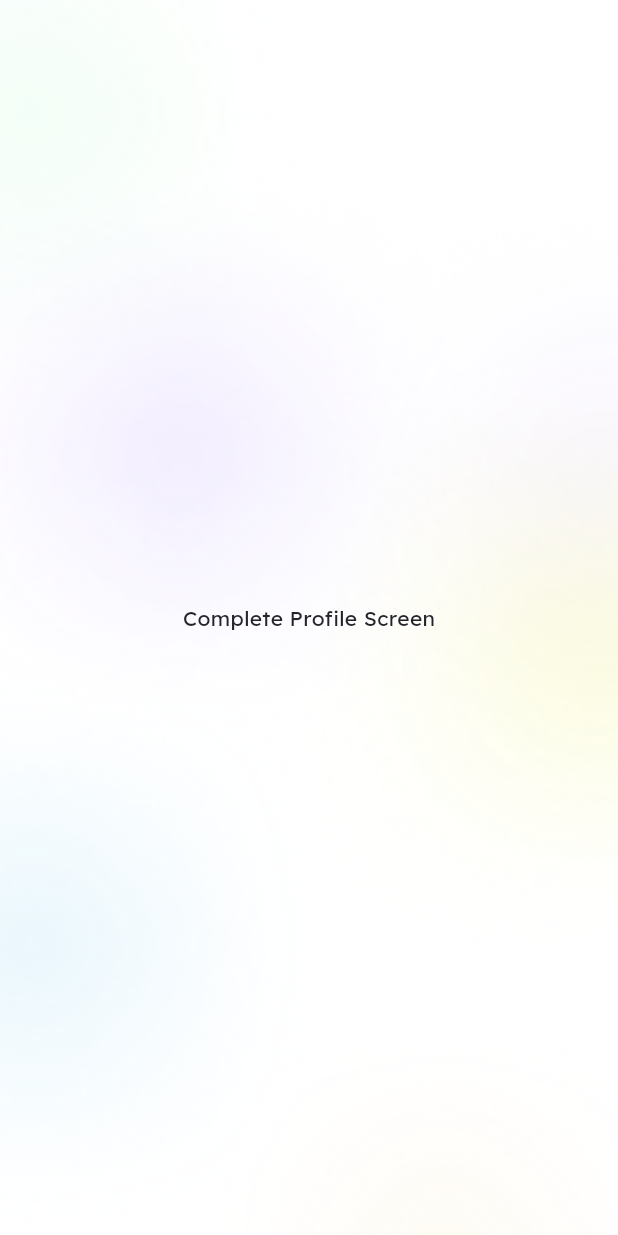
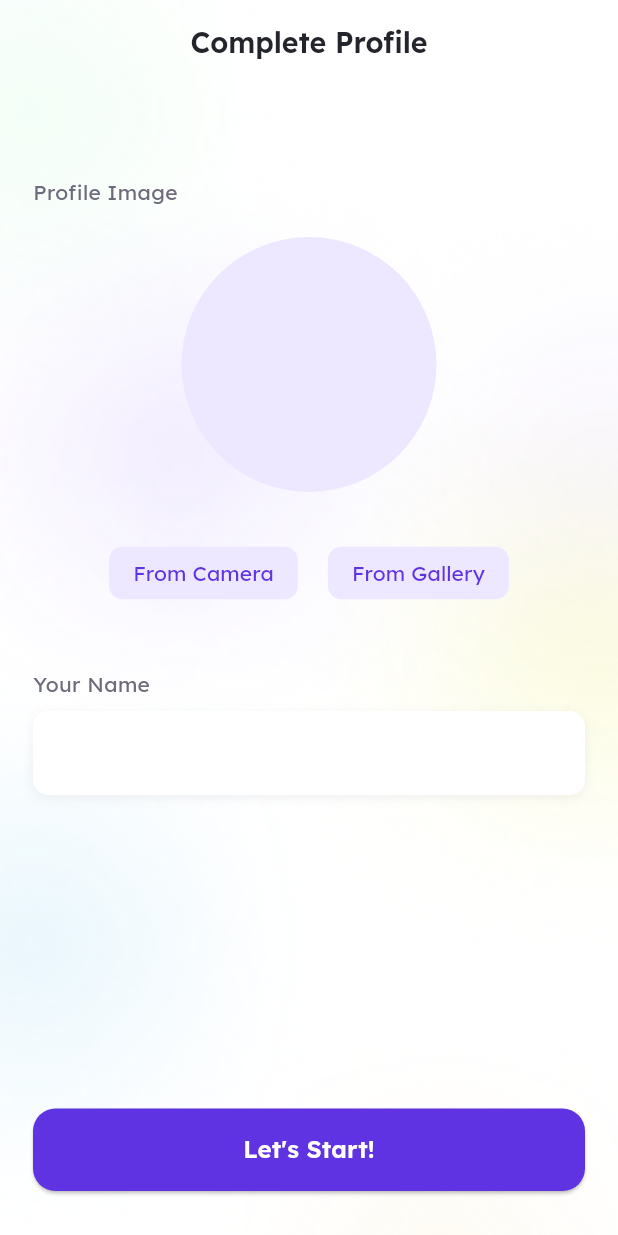
Before and after one commit to sohaib-khalifa/taskati, a Flutter app: the screen it shows after launch, on a phone screen of 412 x 824 dp. Run offline on Flutter 3.47's test engine with Material 3 defaults, Android fonts, the light colour scheme and no system bars; our stand-ins replace flutter_svg, gap, lottie.

Commit message:
feat: create new TabButton widget and implement CompleteProfileScreen
- Created reusable TabButton widget with customizable size, color, and text style
- Implemented CompleteProfileScreen UI including:
  - Profile image section with camera/gallery buttons
  - Name input field using CustomTextFormField
  - Main action button 'Let's Start!'
- Used SingleChildScrollView, Padding, and Gap for responsive spacing
- Added 'gap' package for consistent spacing
- SplashScreen and global background remain intact

```diff
--- /dev/null
+++ b/lib/core/widgets/tab_button.dart
@@ -0,0 +1,44 @@
+import 'package:flutter/material.dart';
+import 'package:taskati/core/styles/colors.dart';
+import 'package:taskati/core/styles/text_styles.dart';
+
+class TabButton extends StatelessWidget {
+  const TabButton({
+    super.key,
+    required this.text,
+    required this.onPressed,
+    this.bgColor = AppColors.accentColor,
+    this.height = 35,
+    this.width = 50,
+    this.textStyle,
+  });
+  final String text;
+  final Function() onPressed;
+  final Color bgColor;
+  final double height;
+  final double width;
+  final TextStyle? textStyle;
+
+  @override
+  Widget build(BuildContext context) {
+    return ElevatedButton(
+      style: ElevatedButton.styleFrom(
+        backgroundColor: bgColor,
+        elevation: 0,
+        padding: const EdgeInsets.symmetric(horizontal: 16),
+        shape: RoundedRectangleBorder(borderRadius: BorderRadius.circular(9)),
+        minimumSize: Size(width, height),
+      ),
+      onPressed: onPressed,
+      child: Text(
+        text,
+        style:
+            textStyle ??
+            TextStyles.caption1.copyWith(
+              color: AppColors.primaryColor,
+              fontWeight: FontWeight.w500,
+            ),
+      ),
+    );
+  }
+}
--- a/lib/features/complete_profile/complete_profile_screen.dart
+++ b/lib/features/complete_profile/complete_profile_screen.dart
@@ -1,4 +1,10 @@
 import 'package:flutter/material.dart';
+import 'package:gap/gap.dart';
+import 'package:taskati/core/styles/colors.dart';
+import 'package:taskati/core/styles/text_styles.dart';
+import 'package:taskati/core/widgets/custom_text_form_field.dart';
+import 'package:taskati/core/widgets/main_button.dart';
+import 'package:taskati/core/widgets/tab_button.dart';
 
 class CompleteProfileScreen extends StatefulWidget {
   const CompleteProfileScreen({super.key});
@@ -10,6 +16,63 @@ class CompleteProfileScreen extends StatefulWidget {
 class _CompleteProfileScreenState extends State<CompleteProfileScreen> {
   @override
   Widget build(BuildContext context) {
-    return Scaffold(body: Center(child: Text('Complete Profile Screen')));
+    return Scaffold(
+      appBar: AppBar(title: Text('Complete Profile')),
+      body: Padding(
+        padding: const EdgeInsets.all(22),
+        child: SingleChildScrollView(
+          child: Column(
+            children: [
+              Gap(40),
+              Row(
+                children: [
+                  Text(
+                    'Profile Image',
+                    style: TextStyles.caption1.copyWith(
+                      color: AppColors.secondaryColor,
+                    ),
+                  ),
+                ],
+              ),
+              Gap(20),
+              Stack(
+                children: [
+                  CircleAvatar(
+                    radius: 85,
+                    backgroundColor: AppColors.accentColor,
+                  ),
+                ],
+              ),
+              Gap(30),
+              Row(
+                mainAxisAlignment: MainAxisAlignment.center,
+                children: [
+                  TabButton(text: 'From Camera', onPressed: () {}),
+                  Gap(20),
+                  TabButton(text: 'From Gallery', onPressed: () {}),
+                ],
+              ),
+              Gap(40),
+              Row(
+                children: [
+                  Text(
+                    'Your Name',
+                    style: TextStyles.caption1.copyWith(
+                      color: AppColors.secondaryColor,
+                    ),
+                  ),
+                ],
+              ),
+              Gap(8),
+              CustomTextFormField(),
+            ],
+          ),
+        ),
+      ),
+      bottomNavigationBar: Padding(
+        padding: const EdgeInsets.fromLTRB(22, 5, 22, 30),
+        child: MainButton(text: 'Let\'s Start!', onPressed: () {}),
+      ),
+    );
   }
 }
--- a/lib/features/splash/splash_screen.dart
+++ b/lib/features/splash/splash_screen.dart
@@ -17,7 +17,7 @@ class _SplashScreenState extends State<SplashScreen> {
   @override
   void initState() {
     super.initState();
-    Future.delayed(const Duration(seconds: 3), () {
+    Future.delayed(const Duration(seconds: 5), () {
       pushReplacement(context, const CompleteProfileScreen());
     });
   }
--- a/lib/main.dart
+++ b/lib/main.dart
@@ -1,3 +1,5 @@
+import 'dart:io';
+
 import 'package:flutter/material.dart';
 import 'package:taskati/core/constants/app_images.dart';
 import 'package:taskati/core/styles/colors.dart';
@@ -17,7 +19,10 @@ class Taskati extends StatelessWidget {
       debugShowCheckedModeBanner: false,
       theme: AppThemes.light,
       builder: (context, child) {
-        return Stack(
+        return SafeArea(
+          top: false,
+          bottom: Platform.isAndroid,
+          child: Stack(
             children: [
               Container(
                 color: AppColors.backgroundColor,
@@ -32,6 +37,7 @@ class Taskati extends StatelessWidget {
               ),
               child ?? const SizedBox.shrink(),
             ],
+          ),
         );
       },
       home: const SplashScreen(),
--- a/pubspec.yaml
+++ b/pubspec.yaml
@@ -32,6 +32,7 @@ dependencies:
   flutter:
     sdk: flutter
   flutter_svg: ^2.2.3
+  gap: ^3.0.1
   lottie: ^3.3.2
 
 dev_dependencies:
```
Also changed, not shown: pubspec.lock. Lines whose indentation alone changed are shown as unchanged.
